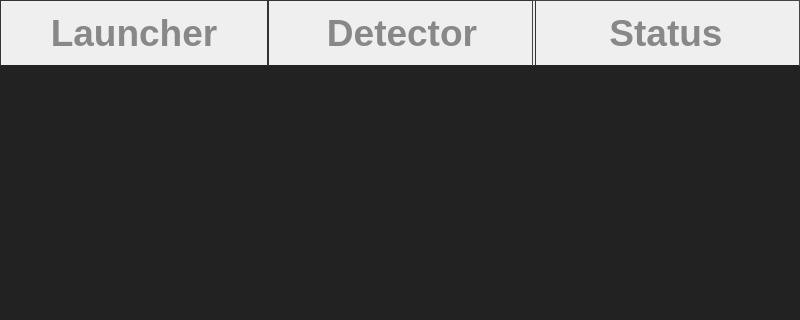
Above: mainwindow.ui from AlexVerschoot/MachineVisionGui before the change; both pictures show x 0 to 800 and y 0 to 320 of the 800 by 480 pixel window. Below: the same form after it.
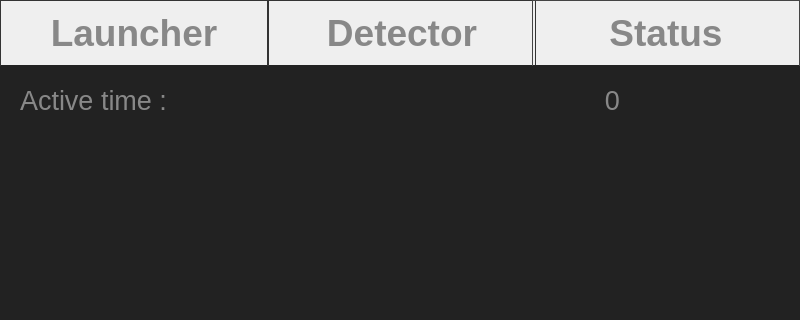
That is the form after the change. The open tabs and pages were chosen to show the change. Icons and pictures are not drawn.

Commit message: Added a runtime timer

Diff of the .ui file:
```diff
--- a/mainwindow.ui
+++ b/mainwindow.ui
@@ -299,6 +299,51 @@
      <attribute name="title">
       <string>Status</string>
      </attribute>
+     <widget class="QLabel" name="label">
+      <property name="geometry">
+       <rect>
+        <x>20</x>
+        <y>20</y>
+        <width>200</width>
+        <height>25</height>
+       </rect>
+      </property>
+      <property name="font">
+       <font>
+        <pointsize>20</pointsize>
+       </font>
+      </property>
+      <property name="styleSheet">
+       <string notr="true">Color : #888;</string>
+      </property>
+      <property name="text">
+       <string>Active time :</string>
+      </property>
+     </widget>
+     <widget class="QLabel" name="label_2">
+      <property name="geometry">
+       <rect>
+        <x>420</x>
+        <y>20</y>
+        <width>200</width>
+        <height>25</height>
+       </rect>
+      </property>
+      <property name="font">
+       <font>
+        <pointsize>20</pointsize>
+       </font>
+      </property>
+      <property name="styleSheet">
+       <string notr="true">Color : #888;</string>
+      </property>
+      <property name="text">
+       <string>0</string>
+      </property>
+      <property name="alignment">
+       <set>Qt::AlignRight|Qt::AlignTrailing|Qt::AlignVCenter</set>
+      </property>
+     </widget>
     </widget>
    </widget>
   </widget>
```
Left out of the diff: 2 changed lines with no effect on the pictures. The commit also changes 2 other files.
